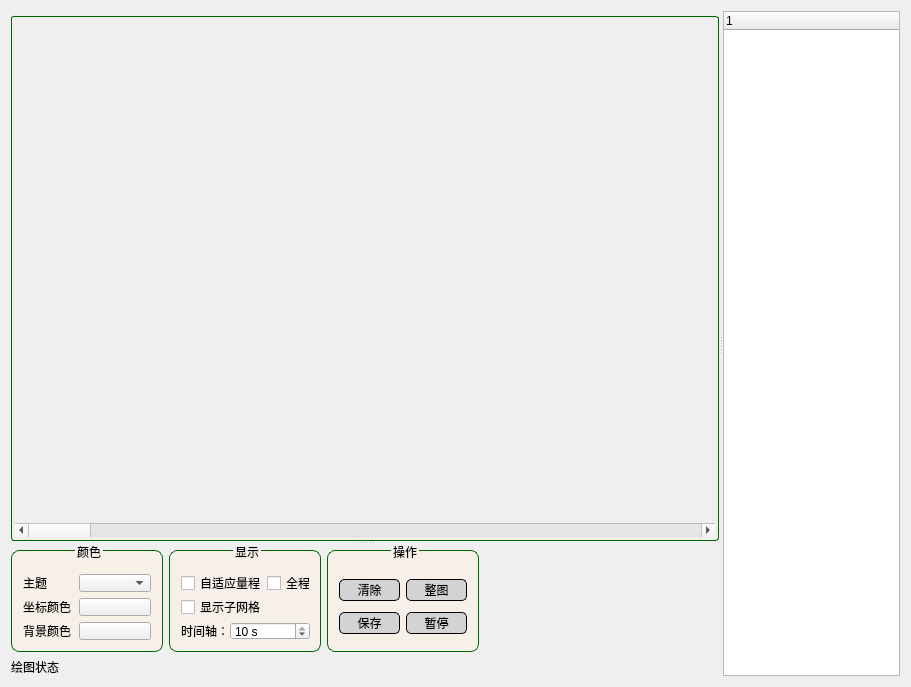
This is EvoJoint/EvoJoint Studio/EvoJoint/widgetplot2d.ui in fengbaochun/softwareToolBox as Qt 5 draws it before an edit. The edited form follows.
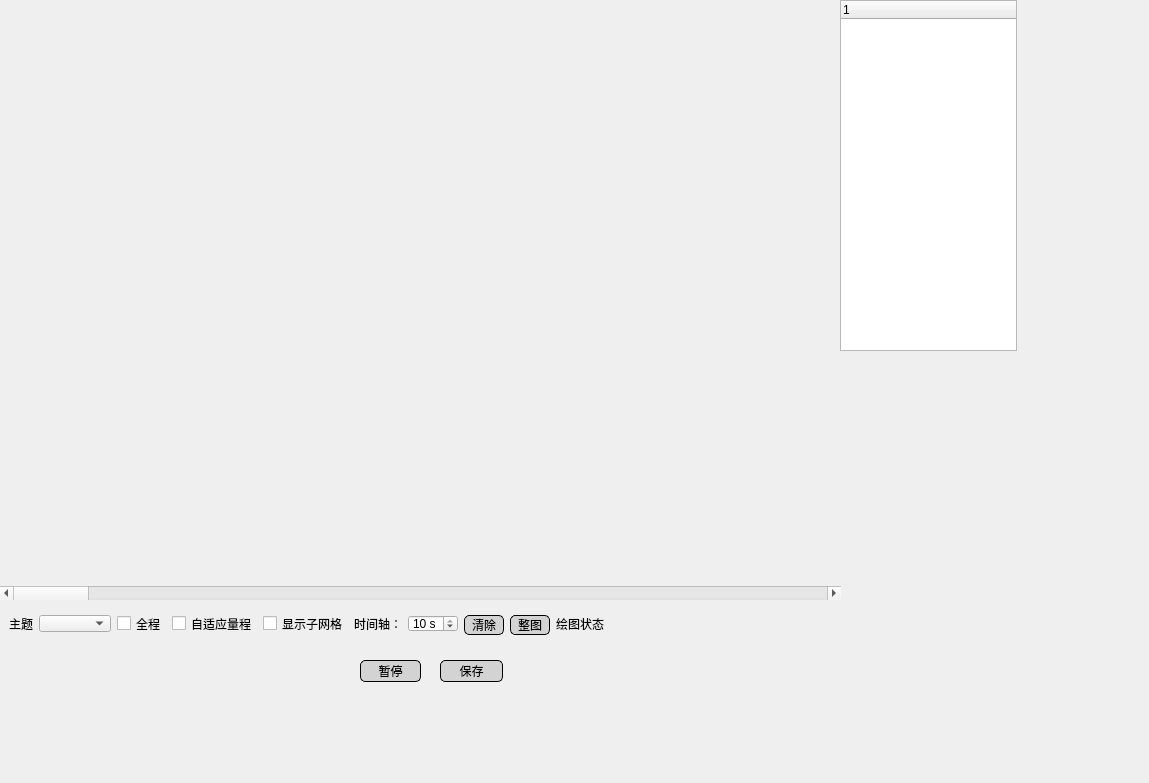
This is the edited form. Icons and pictures are not drawn. Custom widgets are drawn as their Qt base class.

What changed in the file:
```diff
--- a/EvoJoint/EvoJoint Studio/EvoJoint/widgetplot2d.ui
+++ b/EvoJoint/EvoJoint Studio/EvoJoint/widgetplot2d.ui
@@ -6,8 +6,8 @@
    <rect>
     <x>0</x>
     <y>0</y>
-    <width>904</width>
-    <height>682</height>
+    <width>1149</width>
+    <height>783</height>
    </rect>
   </property>
   <property name="windowTitle">
@@ -73,42 +73,67 @@
 
 </string>
   </property>
-  <layout class="QHBoxLayout" name="horizontalLayout">
-   <item>
-    <widget class="QSplitter" name="splitter1">
-     <property name="orientation">
-      <enum>Qt::Horizontal</enum>
-     </property>
-     <widget class="QSplitter" name="splitter">
-      <property name="orientation">
-       <enum>Qt::Vertical</enum>
-      </property>
-      <widget class="QGroupBox" name="plotGroup">
-       <property name="sizePolicy">
-        <sizepolicy hsizetype="Preferred" vsizetype="Expanding">
-         <horstretch>0</horstretch>
-         <verstretch>0</verstretch>
-        </sizepolicy>
-       </property>
-       <property name="title">
-        <string/>
+  <widget class="QPushButton" name="savePBtn">
+   <property name="geometry">
+    <rect>
+     <x>440</x>
+     <y>660</y>
+     <width>63</width>
+     <height>22</height>
+    </rect>
+   </property>
+   <property name="text">
+    <string>保存</string>
+   </property>
+  </widget>
+  <widget class="QPushButton" name="pausePBtn">
+   <property name="geometry">
+    <rect>
+     <x>360</x>
+     <y>660</y>
+     <width>61</width>
+     <height>22</height>
+    </rect>
+   </property>
+   <property name="text">
+    <string>暂停</string>
+   </property>
+   <property name="icon">
+    <iconset>
+     <normaloff>:/image/pause.png</normaloff>:/image/pause.png</iconset>
+   </property>
+  </widget>
+  <widget class="QTreeWidget" name="treeWidget">
+   <property name="geometry">
+    <rect>
+     <x>840</x>
+     <y>0</y>
+     <width>177</width>
+     <height>351</height>
+    </rect>
+   </property>
+   <property name="minimumSize">
+    <size>
+     <width>177</width>
+     <height>0</height>
+    </size>
+   </property>
+   <column>
+    <property name="text">
+     <string notr="true">1</string>
+    </property>
+   </column>
+  </widget>
+  <widget class="QWidget" name="">
+   <property name="geometry">
+    <rect>
+     <x>0</x>
+     <y>0</y>
+     <width>841</width>
+     <height>641</height>
+    </rect>
        </property>
        <layout class="QVBoxLayout" name="verticalLayout_2">
-        <property name="spacing">
-         <number>1</number>
-        </property>
-        <property name="leftMargin">
-         <number>1</number>
-        </property>
-        <property name="topMargin">
-         <number>5</number>
-        </property>
-        <property name="rightMargin">
-         <number>1</number>
-        </property>
-        <property name="bottomMargin">
-         <number>1</number>
-        </property>
         <item>
          <widget class="QCustomPlot" name="customPlot" native="true">
           <property name="sizePolicy">
@@ -132,93 +157,60 @@
           </property>
          </widget>
         </item>
-       </layout>
-      </widget>
-      <widget class="QWidget" name="layoutWidget">
-       <layout class="QVBoxLayout" name="verticalLayout">
         <item>
-         <layout class="QHBoxLayout" name="horizontalLayout_2">
-          <item>
-           <widget class="QGroupBox" name="plotUiGroup">
-            <property name="title">
-             <string>颜色</string>
-            </property>
-            <property name="alignment">
-             <set>Qt::AlignCenter</set>
-            </property>
-            <layout class="QGridLayout" name="gridLayout">
-             <item row="0" column="1">
-              <widget class="QComboBox" name="themeCombo"/>
-             </item>
-             <item row="1" column="0">
-              <widget class="QLabel" name="label_2">
-               <property name="text">
-                <string>坐标颜色</string>
-               </property>
-              </widget>
-             </item>
-             <item row="0" column="0">
+     <widget class="QWidget" name="widget" native="true">
+      <property name="minimumSize">
+       <size>
+        <width>0</width>
+        <height>35</height>
+       </size>
+      </property>
+      <property name="maximumSize">
+       <size>
+        <width>16777215</width>
+        <height>35</height>
+       </size>
+      </property>
+      <layout class="QHBoxLayout" name="horizontalLayout">
+       <item>
               <widget class="QLabel" name="label">
                <property name="text">
                 <string>主题</string>
                </property>
               </widget>
              </item>
-             <item row="2" column="0">
-              <widget class="QLabel" name="label_3">
-               <property name="text">
-                <string>背景颜色</string>
-               </property>
-              </widget>
-             </item>
-             <item row="2" column="1">
-              <widget class="QPushButton" name="backgroundColorPBtn">
+       <item>
+        <widget class="QComboBox" name="themeCombo"/>
+       </item>
+       <item>
+        <widget class="QCheckBox" name="fullShowCheck">
                <property name="text">
-                <string/>
+          <string>全程</string>
                </property>
               </widget>
              </item>
-             <item row="1" column="1">
-              <widget class="QPushButton" name="axisColorPBtn">
-               <property name="text">
-                <string/>
-               </property>
-              </widget>
-             </item>
-            </layout>
-           </widget>
-          </item>
           <item>
-           <widget class="QGroupBox" name="plotShowGroup">
-            <property name="title">
-             <string>显示</string>
-            </property>
-            <property name="alignment">
-             <set>Qt::AlignCenter</set>
-            </property>
-            <layout class="QGridLayout" name="gridLayout_2">
-             <item row="0" column="0" colspan="2">
               <widget class="QCheckBox" name="autoRangeCheck">
                <property name="text">
                 <string>自适应量程</string>
                </property>
               </widget>
              </item>
-             <item row="1" column="0" colspan="2">
+       <item>
               <widget class="QCheckBox" name="subGridCheck">
                <property name="text">
                 <string>显示子网格</string>
                </property>
               </widget>
              </item>
-             <item row="2" column="0">
+       <item>
               <widget class="QLabel" name="label_4">
                <property name="text">
                 <string>时间轴：</string>
                </property>
               </widget>
              </item>
-             <item row="2" column="1" colspan="2">
+       <item>
               <widget class="QSpinBox" name="timeAxisSpin">
                <property name="suffix">
                 <string> s</string>
@@ -237,33 +229,27 @@
                </property>
               </widget>
              </item>
-             <item row="0" column="2">
-              <widget class="QCheckBox" name="fullShowCheck">
-               <property name="text">
-                <string>全程</string>
-               </property>
-              </widget>
-             </item>
-            </layout>
-           </widget>
-          </item>
           <item>
-           <widget class="QGroupBox" name="plotOperGroup">
+        <widget class="QPushButton" name="clearPBtn">
             <property name="minimumSize">
              <size>
-              <width>152</width>
-              <height>107</height>
-             </size>
-            </property>
-            <property name="title">
-             <string>操作</string>
-            </property>
-            <property name="alignment">
-             <set>Qt::AlignCenter</set>
-            </property>
-            <layout class="QGridLayout" name="gridLayout_3">
-             <item row="0" column="2">
+           <width>40</width>
+           <height>20</height>
+          </size>
+         </property>
+         <property name="text">
+          <string>清除</string>
+         </property>
+        </widget>
+       </item>
+       <item>
               <widget class="QPushButton" name="fullShowPBtn">
+         <property name="minimumSize">
+          <size>
+           <width>40</width>
+           <height>20</height>
+          </size>
+         </property>
                <property name="text">
                 <string>整图</string>
                </property>
@@ -272,49 +258,6 @@
                </property>
               </widget>
              </item>
-             <item row="0" column="0">
-              <widget class="QPushButton" name="clearPBtn">
-               <property name="text">
-                <string>清除</string>
-               </property>
-              </widget>
-             </item>
-             <item row="1" column="0">
-              <widget class="QPushButton" name="savePBtn">
-               <property name="text">
-                <string>保存</string>
-               </property>
-              </widget>
-             </item>
-             <item row="1" column="2">
-              <widget class="QPushButton" name="pausePBtn">
-               <property name="text">
-                <string>暂停</string>
-               </property>
-               <property name="icon">
-                <iconset>
-                 <normaloff>:/image/pause.png</normaloff>:/image/pause.png</iconset>
-               </property>
-              </widget>
-             </item>
-            </layout>
-           </widget>
-          </item>
-          <item>
-           <spacer name="horizontalSpacer">
-            <property name="orientation">
-             <enum>Qt::Horizontal</enum>
-            </property>
-            <property name="sizeHint" stdset="0">
-             <size>
-              <width>40</width>
-              <height>20</height>
-             </size>
-            </property>
-           </spacer>
-          </item>
-         </layout>
-        </item>
         <item>
          <widget class="QLabel" name="statusLabel">
           <property name="sizePolicy">
@@ -328,25 +271,24 @@
           </property>
          </widget>
         </item>
-       </layout>
-      </widget>
-     </widget>
-     <widget class="QTreeWidget" name="treeWidget">
-      <property name="minimumSize">
+       <item>
+        <spacer name="horizontalSpacer_4">
+         <property name="orientation">
+          <enum>Qt::Horizontal</enum>
+         </property>
+         <property name="sizeHint" stdset="0">
        <size>
-        <width>177</width>
-        <height>0</height>
-       </size>
-      </property>
-      <column>
-       <property name="text">
-        <string notr="true">1</string>
-       </property>
-      </column>
+           <width>40</width>
+           <height>20</height>
+          </size>
+         </property>
+        </spacer>
+       </item>
+      </layout>
      </widget>
-    </widget>
-   </item>
-  </layout>
+    </item>
+   </layout>
+  </widget>
  </widget>
  <customwidgets>
   <customwidget>
```
Lines whose indentation alone changed are shown as unchanged.
